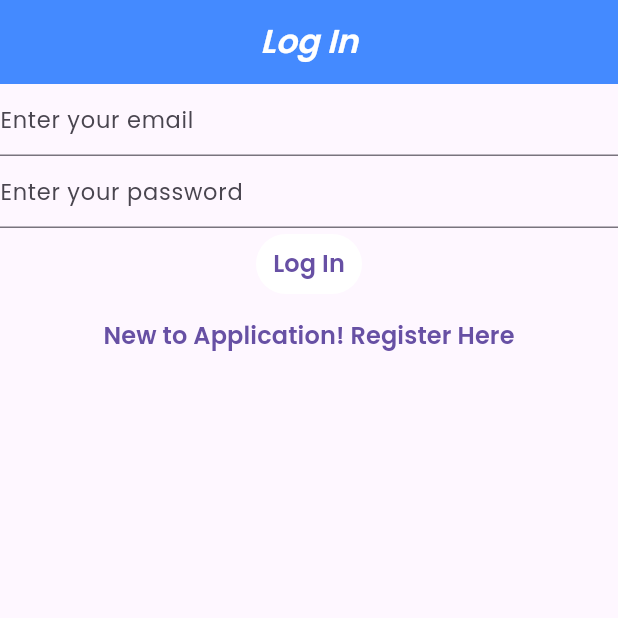
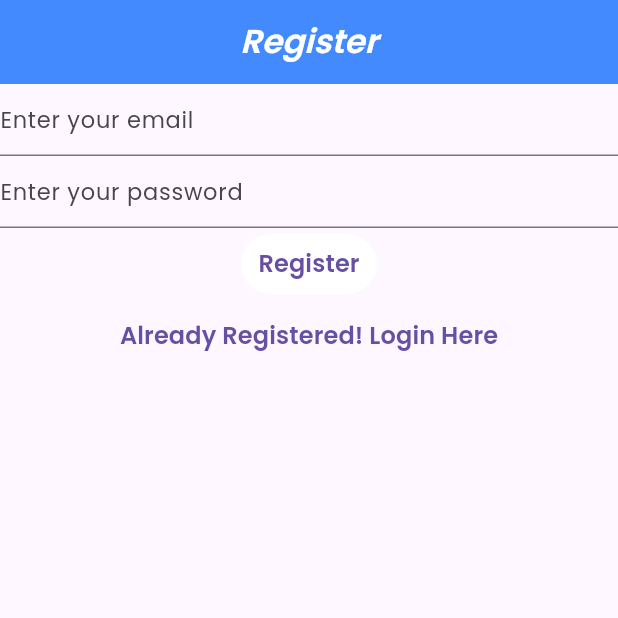
Before and after one commit to MSTC-x-IITGN/WoC_6.0_Flutter, a Flutter app: the screen it shows after launch, after a tap on "New to Application! Register Here", on a phone screen of 412 x 824 dp, the top half of it. Run offline on Flutter 3.47's test engine with Material 3 defaults, Android fonts, the phone set to English and light mode, and no system bars; our stand-ins replace cached_network_image, cloud_firestore, firebase_analytics, firebase_auth, firebase_core, firebase_crashlytics and 4 more; missing offline and left inert: localstore; accounts and stored records are empty; network calls fail.

Commit message:
Fixed the bug

```diff
--- a/lib/main.dart
+++ b/lib/main.dart
@@ -8,8 +8,8 @@ Future<void> main() async {
   WidgetsFlutterBinding.ensureInitialized();
   SystemChrome.setPreferredOrientations([DeviceOrientation.portraitUp]);
   await Firebase.initializeApp(options: DefaultFirebaseOptions.currentPlatform);
-  await FirebaseCrashlytics.instance.setCrashlyticsCollectionEnabled(true);
-  await FirebaseCrashlytics.instance.setUserIdentifier(userName!);
+  // await FirebaseCrashlytics.instance.setCrashlyticsCollectionEnabled(true);
+  // await FirebaseCrashlytics.instance.setUserIdentifier(userName!);
   runApp(MyApp());
 }
 
@@ -26,7 +26,7 @@ class MyApp extends StatelessWidget {
         ChangeNotifierProvider(create: (ctx) => Securities()),
       ],
       child: MaterialApp(
-        title: "News+",
+        title: "Stock News",
         debugShowCheckedModeBanner: false,
         theme: theme.copyWith(
           canvasColor: const Color.fromARGB(255, 0, 0, 0),
@@ -94,6 +94,7 @@ class MyApp extends StatelessWidget {
           '/login': (_) => const LoginView(),
           TabsScreen.routeName: (_) => const TabsScreen(),
           '/settings': (_) => const SettingsScreen(),
+          '/register': (_) => const RegisterView(),
         },
       ),
     );
--- a/lib/model/stocks_provider.dart
+++ b/lib/model/stocks_provider.dart
@@ -11,13 +11,13 @@ class Securities extends ChangeNotifier {
   final db = Localstore.instance;
 
   final _url = Uri.parse(
-    "https://yh-finance-complete.p.rapidapi.com/dailyGainers",
-    // "https://yh-finance.p.rapidapi.com/market/get-trending-tickers",
+    // "https://yh-finance-complete.p.rapidapi.com/dailyGainers",
+    "https://yh-finance.p.rapidapi.com/market/get-trending-tickers",
   );
 
   final _headers = {
-    "X-RapidAPI-Host": "yh-finance-complete.p.rapidapi.com",
-    // "X-RapidAPI-Host": "yh-finance.p.rapidapi.com",
+    // "X-RapidAPI-Host": "yh-finance-complete.p.rapidapi.com",
+    "X-RapidAPI-Host": "yh-finance.p.rapidapi.com",
     "X-RapidAPI-Key": 'e5a760876bmshab31f9c1f57436cp120edcjsnff8dcd08346a',
   };
 
@@ -43,8 +43,8 @@ class Securities extends ChangeNotifier {
         headers: _headers,
       );
       //Alternate better api but not working for some unknown reason it worked before
-      // final extractedData = json.decode(response.body)['finance']['result'][0];
-      final extractedData = json.decode(response.body);
+      final extractedData = json.decode(response.body)['finance']['result'][0];
+      // final extractedData = json.decode(response.body);
       final assetData =
           List<Map<dynamic, dynamic>>.from(extractedData['quotes']);
 
--- a/lib/views/login_view.dart
+++ b/lib/views/login_view.dart
@@ -3,6 +3,7 @@
 import 'package:firebase_auth/firebase_auth.dart';
 import 'package:firebase_core/firebase_core.dart';
 import 'package:flutter/material.dart';
+import 'package:stocks_app/views/dash_screen.dart';
 import '../constants/routes.dart';
 import '../firebase_options.dart';
 import '../utilities/dialogs/error_dialog.dart';
@@ -82,7 +83,7 @@ class _LoginViewState extends State<LoginView> {
                             context, 'Please verify your email');
                       } else {
                         Navigator.pushNamedAndRemoveUntil(
-                            context, homeRoute, (route) => false);
+                            context, TabsScreen.routeName, (route) => false);
                       }
                     } on FirebaseAuthException catch (e) {
                       if (e.code == 'user-not-found') {
```
